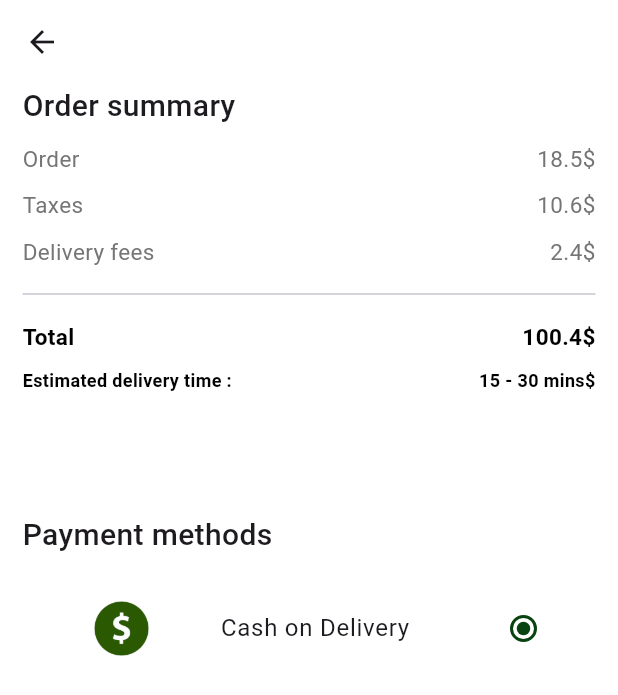
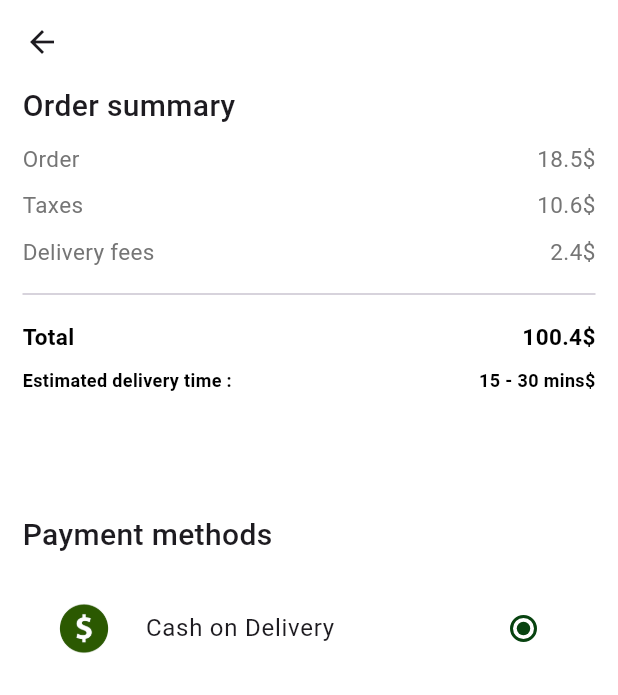
Before and after one commit to Emad-Nasri/hungry_app, a Flutter app: the CheckoutView screen opened directly, on a phone screen of 412 x 824 dp. Shown: the top 695 px of the screen. Run offline on Flutter 3.47's test engine with Material 3 defaults, Android fonts, the phone set to English and light mode, and no system bars; our stand-ins replace flutter_svg, gap.

Commit message:
change width in cash image and remove height

```diff
--- a/lib/features/checkout/views/checkout_view.dart
+++ b/lib/features/checkout/views/checkout_view.dart
@@ -42,11 +42,7 @@ class CheckoutView extends StatelessWidget {
             ),
             Gap(20),
             ListTile(
-              leading: Image.asset(
-                'assets/icon/cash.png',
-                width: 100,
-                height: 100,
-              ),
+              leading: Image.asset('assets/icon/cash.png', width: 50),
               title: Text('Cash on Delivery'),
               trailing: Radio<String>(
                 activeColor: AppColors.primary,
```
